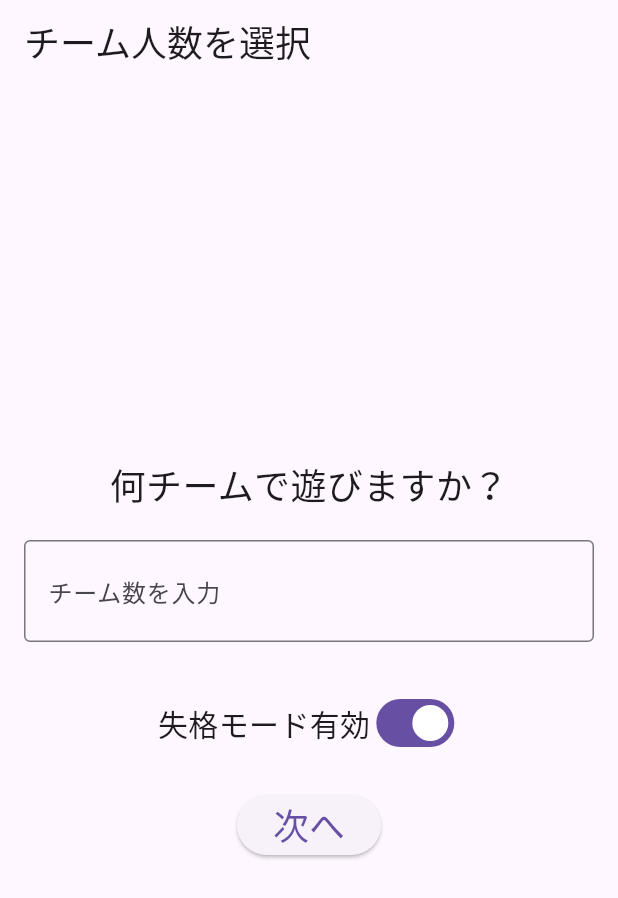
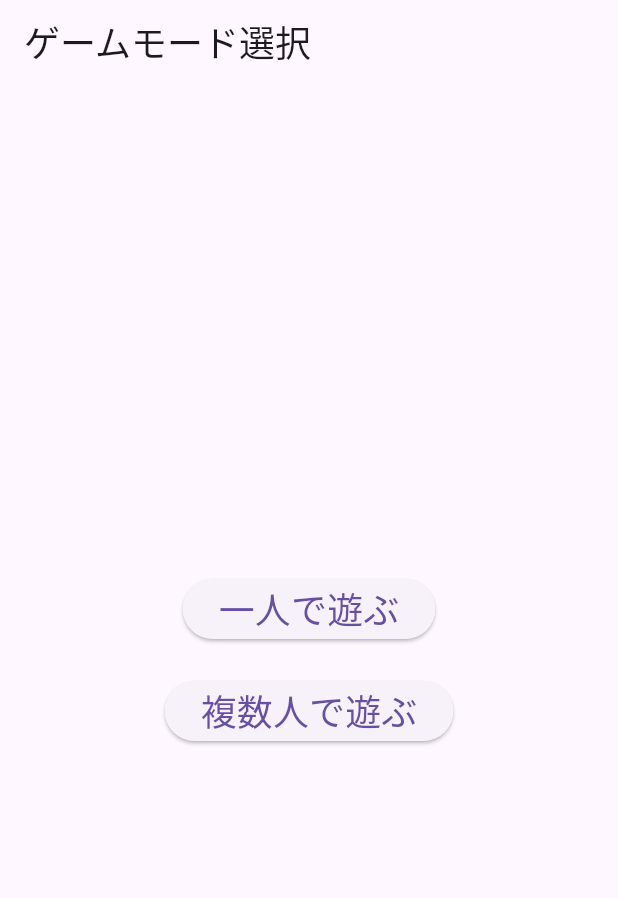
Before and after one commit to tailbook2712/molkky-ScoreCalcApp, a Flutter app: the screen it shows after launch, on a phone screen of 412 x 824 dp. Shown: the top 898 px of the screen. Run offline on Flutter 3.47's test engine with Material 3 defaults, Android fonts, the phone set to English and light mode, and no system bars.

Commit message:
ゲームモード選択画面の追加

```diff
--- a/lib/main.dart
+++ b/lib/main.dart
@@ -1,5 +1,5 @@
 import 'package:flutter/material.dart';
-import 'screens/team_selection_screen.dart';
+import 'package:mollky_score_app/screens/gamemode_selection_screen.dart';
 
 void main() => runApp(MolkkyApp());
 
@@ -8,7 +8,7 @@ class MolkkyApp extends StatelessWidget {
   Widget build(BuildContext context) {
     return MaterialApp(
       title: 'Mölkky Score App',
-      home: TeamSelectionScreen(),  // チーム人数選択画面を最初に表示
+      home: (GameModeSelectionScreen()),  // チーム人数選択画面を最初に表示
     );
   }
 }
--- /dev/null
+++ b/lib/screens/gamemode_selection_screen.dart
@@ -0,0 +1,52 @@
+import 'package:flutter/material.dart';
+import 'score_screen.dart';  // スコア画面を直接呼び出す
+import 'team_selection_screen.dart';  // 複数人モードのための画面を呼び出す
+
+class GameModeSelectionScreen extends StatelessWidget {
+  @override
+  Widget build(BuildContext context) {
+    return Scaffold(
+      appBar: AppBar(
+        title: Text('ゲームモード選択', style: TextStyle(fontSize: 24)),
+      ),
+      body: Center(
+        child: Padding(
+          padding: const EdgeInsets.all(16.0),
+          child: Column(
+            mainAxisAlignment: MainAxisAlignment.center,
+            children: [
+              ElevatedButton(
+                onPressed: () {
+                  // 一人モード：チーム名入力を省略してスコア画面へ遷移
+                  Navigator.push(
+                    context,
+                    MaterialPageRoute(
+                      builder: (context) => ScoreScreen(
+                        teamNames: ['Player 1'],  // 一人用のデフォルトチーム名
+                        enableDisqualification: true,  // 失格モードの初期状態
+                      ),
+                    ),
+                  );
+                },
+                child: Text('一人で遊ぶ', style: TextStyle(fontSize: 24)),
+              ),
+              SizedBox(height: 20),
+              ElevatedButton(
+                onPressed: () {
+                  // 複数人モード：チーム選択画面に遷移
+                  Navigator.push(
+                    context,
+                    MaterialPageRoute(
+                      builder: (context) => TeamSelectionScreen(),
+                    ),
+                  );
+                },
+                child: Text('複数人で遊ぶ', style: TextStyle(fontSize: 24)),
+              ),
+            ],
+          ),
+        ),
+      ),
+    );
+  }
+}
```
Also changed, not shown: lib/screens/team_selection_screen.dart (+13 -1 lines).
